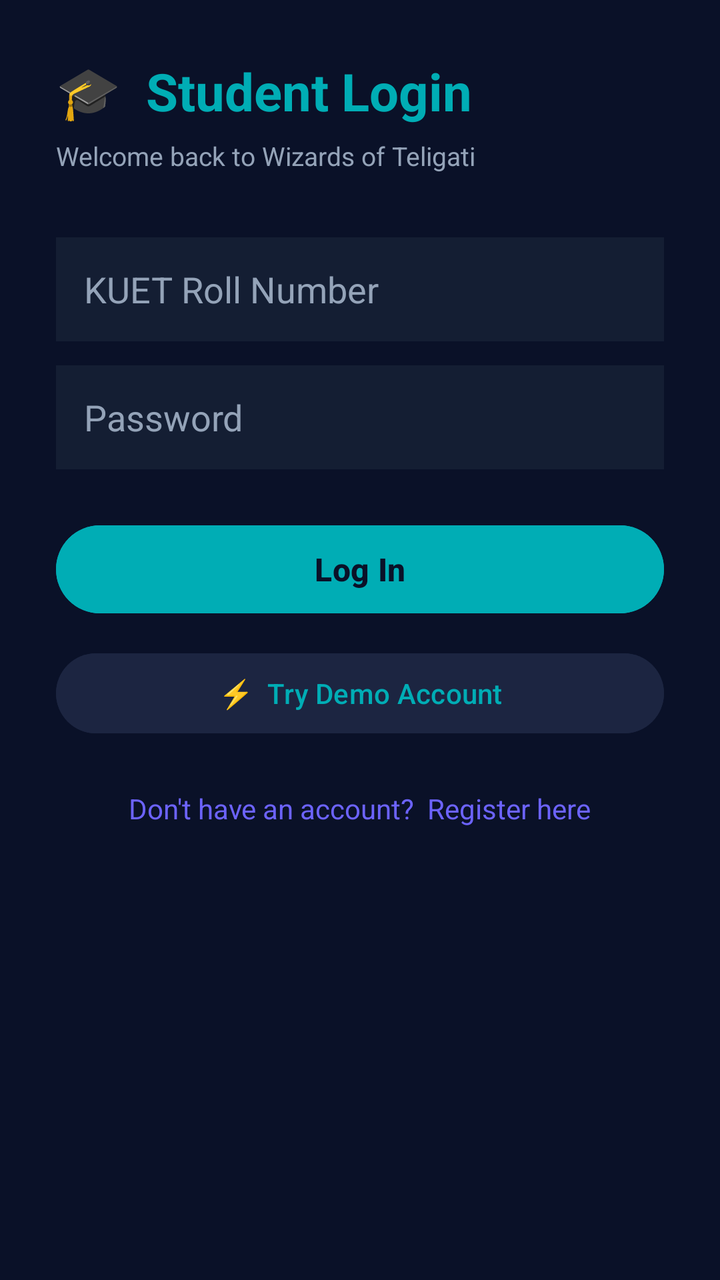
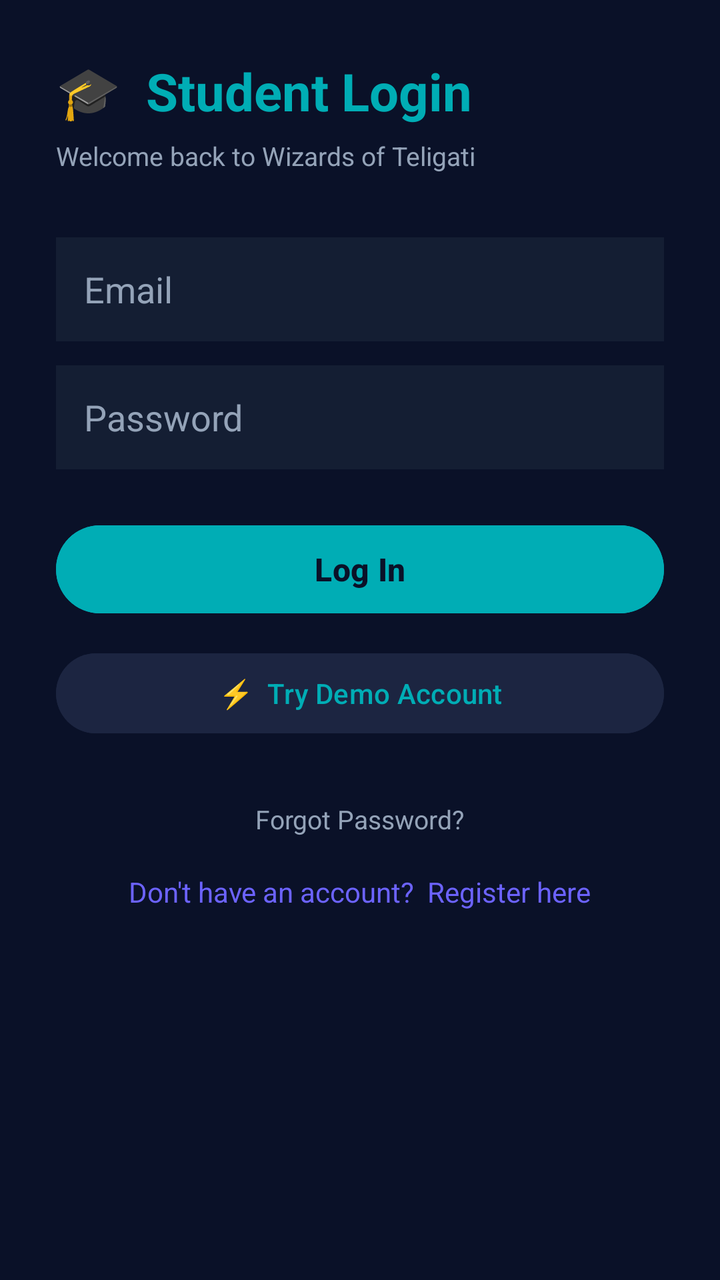

The first picture is an Android layout as it rendered before a commit; the second is the same layout after the commit. The layout source and the unified diff follow.
<!-- AndroidManifest.xml: activity theme Theme.WizardsOfTeligati -->
<!-- res/layout/activity_student_login.xml -->
<?xml version="1.0" encoding="utf-8"?>
<ScrollView xmlns:android="http://schemas.android.com/apk/res/android"
    android:layout_width="match_parent"
    android:layout_height="match_parent"
    android:background="@color/deep_navy"
    android:fillViewport="true">

    <LinearLayout
        android:layout_width="match_parent"
        android:layout_height="wrap_content"
        android:orientation="vertical"
        android:padding="28dp">

        <TextView
            android:layout_width="wrap_content"
            android:layout_height="wrap_content"
            android:text="🎓  Student Login"
            android:textColor="@color/mystic_cyan"
            android:textSize="26sp"
            android:textStyle="bold"
            android:layout_marginBottom="6dp"/>

        <TextView
            android:layout_width="wrap_content"
            android:layout_height="wrap_content"
            android:text="Welcome back to Wizards of Teligati"
            android:textColor="@color/text_secondary"
            android:textSize="13sp"
            android:layout_marginBottom="32dp"/>

        <EditText
            android:id="@+id/etStudentRoll"
            android:layout_width="match_parent"
            android:layout_height="52dp"
            android:background="@color/card_dark"
            android:hint="KUET Roll Number"
            android:inputType="number"
            android:padding="14dp"
            android:textColor="@color/text_primary"
            android:textColorHint="@color/text_secondary"
            android:layout_marginBottom="12dp"/>

        <EditText
            android:id="@+id/etStudentPassword"
            android:layout_width="match_parent"
            android:layout_height="52dp"
            android:background="@color/card_dark"
            android:hint="Password"
            android:inputType="textPassword"
            android:padding="14dp"
            android:textColor="@color/text_primary"
            android:textColorHint="@color/text_secondary"
            android:layout_marginBottom="24dp"/>

        <Button
            android:id="@+id/btnLoginStudent"
            android:layout_width="match_parent"
            android:layout_height="52dp"
            android:backgroundTint="@color/mystic_cyan"
            android:text="Log In"
            android:textColor="@color/deep_navy"
            android:textSize="16sp"
            android:textStyle="bold"
            android:layout_marginBottom="12dp"/>

        <Button
            android:id="@+id/btnStudentDemo"
            android:layout_width="match_parent"
            android:layout_height="48dp"
            android:backgroundTint="@color/indigo_dark"
            android:text="⚡  Try Demo Account"
            android:textColor="@color/mystic_cyan"
            android:layout_marginBottom="24dp"/>

        <TextView
            android:id="@+id/tvGoToStudentRegister"
            android:layout_width="wrap_content"
            android:layout_height="wrap_content"
            android:layout_gravity="center_horizontal"
            android:text="Don't have an account?  Register here"
            android:textColor="@color/accent_purple"
            android:textSize="14sp" />

    </LinearLayout>
</ScrollView>
<!-- resources referenced by this layout -->
<resources>
  <color name="accent_purple">#6C63FF</color>
  <color name="card_dark">#141E33</color>
  <color name="deep_navy">#0A1128</color>
  <color name="indigo_dark">#1C2541</color>
  <color name="mystic_cyan">#00ADB5</color>
  <color name="text_primary">#F1F5F9</color>
  <color name="text_secondary">#94A3B8</color>
  <style name="Theme.WizardsOfTeligati" parent="Theme.Material3.DayNight.NoActionBar">
          <item name="colorPrimary">@color/mystic_cyan</item>
          <item name="colorSecondary">@color/accent_purple</item>
          <item name="android:windowBackground">@color/deep_navy</item>
          <item name="colorSurface">@color/card_dark</item>
          <item name="colorOnSurface">@color/text_primary</item>
          <item name="colorOnPrimary">@color/deep_navy</item>
      </style>
</resources>

<!-- the commit's change to res/layout/activity_student_login.xml (unified diff, before → after) -->
@@ -29,12 +29,13 @@
             android:layout_marginBottom="32dp"/>
 
         <EditText
-            android:id="@+id/etStudentRoll"
+            android:id="@+id/etStudentEmail"
             android:layout_width="match_parent"
             android:layout_height="52dp"
             android:background="@color/card_dark"
-            android:hint="KUET Roll Number"
-            android:inputType="number"
+            android:hint="Email"
+            android:contentDescription="Email"
+            android:inputType="textEmailAddress"
             android:padding="14dp"
             android:textColor="@color/text_primary"
             android:textColorHint="@color/text_secondary"
@@ -73,6 +74,17 @@
             android:layout_marginBottom="24dp"/>
 
         <TextView
+            android:id="@+id/tvStudentForgotPassword"
+            android:layout_width="wrap_content"
+            android:layout_height="wrap_content"
+            android:layout_gravity="center_horizontal"
+            android:text="Forgot Password?"
+            android:textColor="@color/text_secondary"
+            android:textSize="13sp"
+            android:padding="6dp"
+            android:layout_marginBottom="12dp" />
+
+        <TextView
             android:id="@+id/tvGoToStudentRegister"
             android:layout_width="wrap_content"
             android:layout_height="wrap_content"
